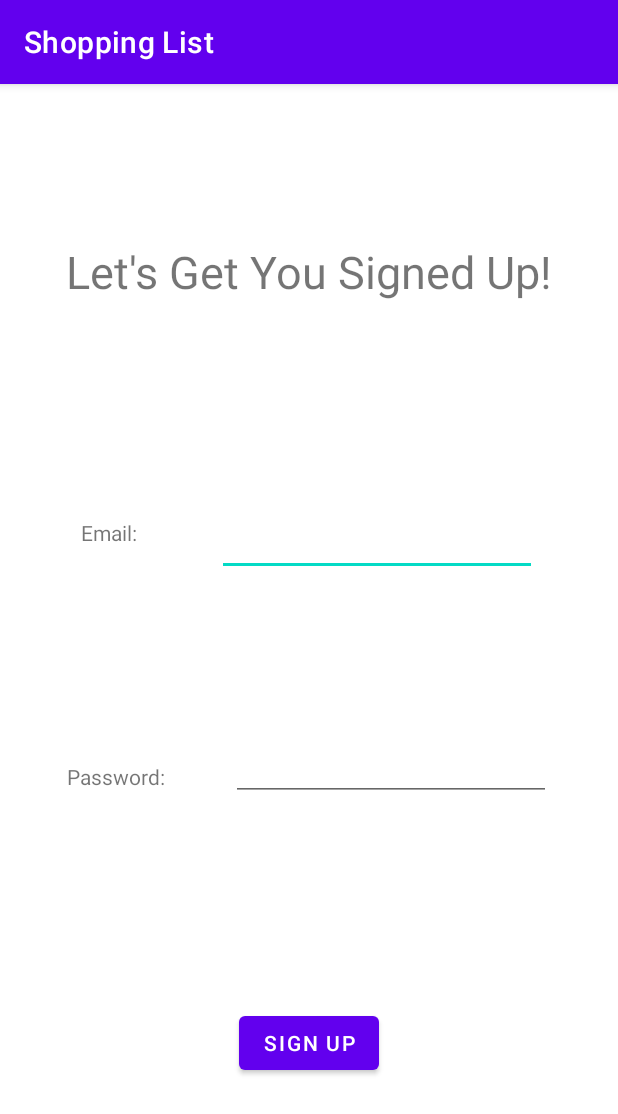
After one commit to giaopham99/RoommateShopping, an Android app: the RegistrationActivity screen opened directly, with no data from a screen before it, on a phone screen of 412 x 824 dp. The commit adds this screen. Shown: the top 1114 px of the screen. Run offline under Robolectric (Android 15) with nearby library versions, the phone set to English and light mode, and no system bars; our stand-ins replace Firebase (no records; nobody signed in at launch, a user with empty details on screens opened directly).

Commit message:
Created working registration page

```diff
--- a/app/build.gradle
+++ b/app/build.gradle
@@ -26,6 +26,7 @@ android {
         sourceCompatibility JavaVersion.VERSION_1_8
         targetCompatibility JavaVersion.VERSION_1_8
     }
+    apply plugin: 'com.google.gms.google-services'  // Google Play services Gradle plugin
 }
 
 dependencies {
--- a/app/src/main/AndroidManifest.xml
+++ b/app/src/main/AndroidManifest.xml
@@ -9,7 +9,8 @@
         android:roundIcon="@mipmap/ic_launcher_round"
         android:supportsRtl="true"
         android:theme="@style/Theme.Finalproject">
-        <activity android:name=".MainActivity"></activity>
+        <activity android:name=".RegistrationActivity"></activity>
+        <activity android:name=".MainActivity" />
         <activity android:name=".SplashScreenActivity">
             <intent-filter>
                 <action android:name="android.intent.action.MAIN" />
--- a/app/src/main/java/cs/uga/edu/finalproject/MainActivity.java
+++ b/app/src/main/java/cs/uga/edu/finalproject/MainActivity.java
@@ -2,7 +2,10 @@ package cs.uga.edu.finalproject;
 
 import androidx.appcompat.app.AppCompatActivity;
 
+import android.content.Intent;
 import android.os.Bundle;
+import android.view.View;
+import android.widget.Button;
 
 public class MainActivity extends AppCompatActivity {
 
@@ -11,4 +14,6 @@ public class MainActivity extends AppCompatActivity {
         super.onCreate(savedInstanceState);
         setContentView(R.layout.activity_main);
     }
+
+
 }
--- /dev/null
+++ b/app/src/main/java/cs/uga/edu/finalproject/RegistrationActivity.java
@@ -0,0 +1,61 @@
+package cs.uga.edu.finalproject;
+
+import androidx.appcompat.app.AppCompatActivity;
+
+import android.os.Bundle;
+import android.util.Log;
+import android.view.View;
+import android.widget.Button;
+import android.widget.EditText;
+import android.widget.Toast;
+
+import com.google.firebase.auth.FirebaseAuth;
+
+public class RegistrationActivity extends AppCompatActivity {
+
+    private EditText emailEditText;
+    private EditText passwordEditText;
+    private Button registerButton;
+
+    @Override
+    protected void onCreate(Bundle savedInstanceState) {
+        super.onCreate(savedInstanceState);
+        setContentView(R.layout.activity_registration);
+
+        emailEditText = findViewById(R.id.emailEditText);
+        passwordEditText = findViewById(R.id.passwordEditText);
+        registerButton = findViewById(R.id.registerButton);
+
+        registerButton.setOnClickListener(new RegisterButtonClickListener());
+
+
+    }
+
+    private class RegisterButtonClickListener implements View.OnClickListener{
+        @Override
+        public void onClick(View v){
+            final String email = emailEditText.getText().toString();
+            final String password = passwordEditText.getText().toString();
+
+            final FirebaseAuth mAuth = FirebaseAuth.getInstance();
+
+            mAuth.createUserWithEmailAndPassword(email, password)
+                    .addOnCompleteListener(RegistrationActivity.this, (task) ->{
+                        if(task.isSuccessful()){
+                            Toast.makeText(getApplicationContext(),
+                                    "User has been registered!",
+                                    Toast.LENGTH_SHORT).show();
+
+                            Log.d("Register", "Created new user with email: " + email);
+                        }
+                        else{
+                            Toast.makeText(RegistrationActivity.this,
+                                    "Registration failed", Toast.LENGTH_SHORT).show();
+
+                            Log.w("Register", "Could not register account", task.getException());
+                        }
+                    });
+
+        }
+    }
+}
--- /dev/null
+++ b/app/src/main/res/layout/activity_registration.xml
@@ -0,0 +1,79 @@
+<?xml version="1.0" encoding="utf-8"?>
+<androidx.constraintlayout.widget.ConstraintLayout xmlns:android="http://schemas.android.com/apk/res/android"
+    xmlns:app="http://schemas.android.com/apk/res-auto"
+    xmlns:tools="http://schemas.android.com/tools"
+    android:layout_width="match_parent"
+    android:layout_height="match_parent"
+    tools:context=".RegistrationActivity">
+
+    <TextView
+        android:id="@+id/textView2"
+        android:layout_width="wrap_content"
+        android:layout_height="wrap_content"
+        android:layout_marginBottom="32dp"
+        android:text="Let's Get You Signed Up!"
+        android:textSize="30sp"
+        app:layout_constraintBottom_toTopOf="@+id/emailEditText"
+        app:layout_constraintEnd_toEndOf="parent"
+        app:layout_constraintStart_toStartOf="parent"
+        app:layout_constraintTop_toTopOf="parent" />
+
+    <TextView
+        android:id="@+id/textView3"
+        android:layout_width="wrap_content"
+        android:layout_height="wrap_content"
+        android:text="Email:"
+        app:layout_constraintBottom_toTopOf="@+id/textView4"
+        app:layout_constraintEnd_toStartOf="@+id/emailEditText"
+        app:layout_constraintHorizontal_bias="0.5"
+        app:layout_constraintStart_toStartOf="parent"
+        app:layout_constraintTop_toBottomOf="@+id/textView2" />
+
+    <EditText
+        android:id="@+id/emailEditText"
+        android:layout_width="wrap_content"
+        android:layout_height="wrap_content"
+        android:ems="10"
+        android:inputType="textEmailAddress"
+        app:layout_constraintBottom_toTopOf="@+id/passwordEditText"
+        app:layout_constraintEnd_toEndOf="parent"
+        app:layout_constraintHorizontal_bias="0.5"
+        app:layout_constraintStart_toEndOf="@+id/textView3"
+        app:layout_constraintTop_toBottomOf="@+id/textView2" />
+
+    <TextView
+        android:id="@+id/textView4"
+        android:layout_width="wrap_content"
+        android:layout_height="wrap_content"
+        android:text="Password:"
+        app:layout_constraintBottom_toTopOf="@+id/registerButton"
+        app:layout_constraintEnd_toStartOf="@+id/passwordEditText"
+        app:layout_constraintHorizontal_bias="0.5"
+        app:layout_constraintStart_toStartOf="parent"
+        app:layout_constraintTop_toBottomOf="@+id/textView3" />
+
+    <EditText
+        android:id="@+id/passwordEditText"
+        android:layout_width="wrap_content"
+        android:layout_height="wrap_content"
+        android:ems="10"
+        android:inputType="textPassword"
+        app:layout_constraintBottom_toTopOf="@+id/registerButton"
+        app:layout_constraintEnd_toEndOf="parent"
+        app:layout_constraintHorizontal_bias="0.5"
+        app:layout_constraintStart_toEndOf="@+id/textView4"
+        app:layout_constraintTop_toBottomOf="@+id/emailEditText" />
+
+    <Button
+        android:id="@+id/registerButton"
+        android:layout_width="wrap_content"
+        android:layout_height="wrap_content"
+        android:layout_marginTop="32dp"
+        android:text="Sign Up"
+        app:layout_constraintBottom_toBottomOf="parent"
+        app:layout_constraintEnd_toEndOf="parent"
+        app:layout_constraintStart_toStartOf="parent"
+        app:layout_constraintTop_toBottomOf="@+id/passwordEditText"
+        app:layout_constraintVertical_bias="0.0" />
+
+</androidx.constraintlayout.widget.ConstraintLayout>
```
Also changed, not shown: app/src/main/java/cs/uga/edu/finalproject/SplashScreenActivity.java (+48 -0 lines), app/src/main/res/layout/activity_main.xml (+1 -12 lines), app/src/main/res/layout/activity_splash_screen.xml (+5 -5 lines).
